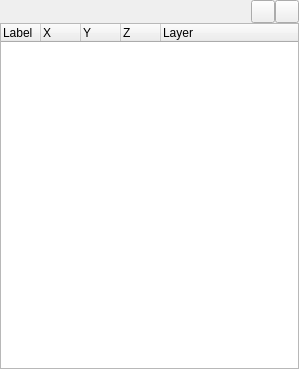
This is scripts/Misc/PointMark/PointMarkList/PointMarkList.ui in qcad/qcad as Qt 5 draws it before an edit. The edited form follows.
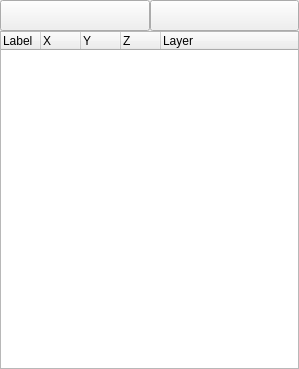
This is the edited form.

Commit message: update texts, icons, gui

Patch:
```diff
--- a/scripts/Misc/PointMark/PointMarkList/PointMarkList.ui
+++ b/scripts/Misc/PointMark/PointMarkList/PointMarkList.ui
@@ -31,37 +31,36 @@
      <property name="spacing">
       <number>0</number>
      </property>
-     <item>
-      <spacer name="horizontalSpacer">
-       <property name="orientation">
-        <enum>Qt::Horizontal</enum>
-       </property>
-       <property name="sizeHint" stdset="0">
-        <size>
-         <width>40</width>
-         <height>20</height>
-        </size>
-       </property>
-      </spacer>
-     </item>
      <item>
       <widget class="QToolButton" name="PointMarkDraw">
        <property name="sizePolicy">
-        <sizepolicy hsizetype="Fixed" vsizetype="Fixed">
+        <sizepolicy hsizetype="MinimumExpanding" vsizetype="Fixed">
          <horstretch>0</horstretch>
          <verstretch>0</verstretch>
         </sizepolicy>
        </property>
+       <property name="iconSize">
+        <size>
+         <width>24</width>
+         <height>24</height>
+        </size>
+       </property>
       </widget>
      </item>
      <item>
       <widget class="QToolButton" name="PointMarkExport">
        <property name="sizePolicy">
-        <sizepolicy hsizetype="Fixed" vsizetype="Fixed">
+        <sizepolicy hsizetype="MinimumExpanding" vsizetype="Fixed">
          <horstretch>0</horstretch>
          <verstretch>0</verstretch>
         </sizepolicy>
        </property>
+       <property name="iconSize">
+        <size>
+         <width>24</width>
+         <height>24</height>
+        </size>
+       </property>
       </widget>
      </item>
     </layout>
```
The commit also changes 7 other files.
